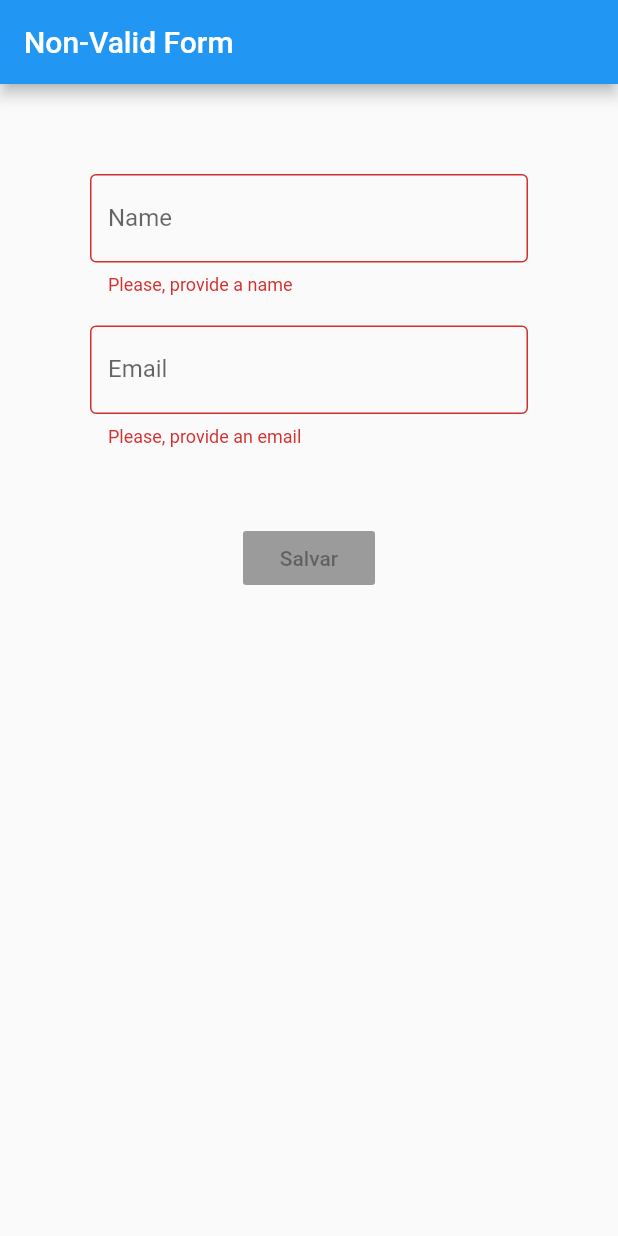
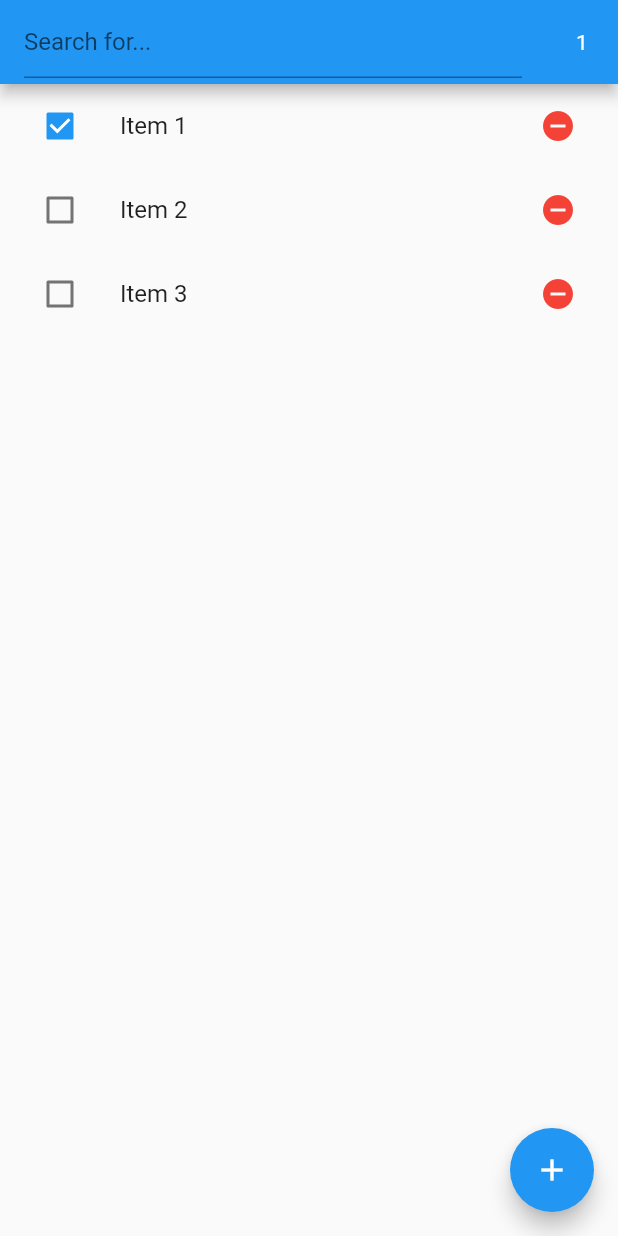
Before and after one commit to igorvidottof/flutter_mobx_playground, a Flutter app: the screen it shows after launch, on a phone screen of 412 x 824 dp. Run offline on Flutter 3.47's test engine with Material 2 defaults, Android fonts, the phone set to English and light mode, and no system bars; our stand-ins replace flutter_mobx, mobx; generated files the repository leaves out were written again.

Commit message:
mobx observable list

```diff
--- a/lib/body_widget.dart
+++ /dev/null
@@ -1,61 +0,0 @@
-import 'package:flutter/material.dart';
-import 'package:flutter_mobx/flutter_mobx.dart';
-import 'package:get_it/get_it.dart';
-
-import 'controller.dart';
-
-
-class BodyWidget extends StatelessWidget {
-  _textField({String labelText, onChanged, String Function() getError}) {
-    return TextField(
-      onChanged: onChanged,
-      decoration: InputDecoration(
-        border: OutlineInputBorder(),
-        labelText: labelText,
-        errorText: getError == null ? null : getError(),
-      ),
-    );
-  }
-
-  @override
-  Widget build(BuildContext context) {
-    final controller = GetIt.I.get<Controller>();
-    return SingleChildScrollView(
-      child: Padding(
-        padding: EdgeInsets.all(60),
-        child: Column(
-          children: <Widget>[
-            Observer(
-              builder: (_) {
-                return _textField(
-                  labelText: 'Name',
-                  onChanged: controller.client.setName,
-                  getError: controller.validateName,
-                );
-              },
-            ),
-            SizedBox(height: 20),
-            Observer(
-              builder: (_) {
-                return _textField(
-                  labelText: 'Email',
-                  onChanged: controller.client.setEmail,
-                  getError: controller.validateEmail,
-                );
-              },
-            ),
-            SizedBox(height: 50),
-            Observer(
-              builder: (_) {
-                return RaisedButton(
-                  onPressed: controller.isValid ? () {} : null,
-                  child: Text('Salvar'),
-                );
-              },
-            ),
-          ],
-        ),
-      ),
-    );
-  }
-}
--- a/lib/controller.dart
+++ /dev/null
@@ -1,38 +0,0 @@
-import 'package:mobx/mobx.dart';
-
-import './models/client.dart';
-
-part 'controller.g.dart';
-
-class Controller = _ControllerBase with _$Controller;
-
-abstract class _ControllerBase with Store {
-  var client = Client();
-
-  @computed
-  bool get isValid {
-    return validateName() == null && validateEmail() == null;
-  }
-
-  String validateName() {
-    if (client.name == null || client.name.isEmpty)
-      return 'Please, provide a name';
-    if (client.name.length < 3)
-      return 'Your name should be at least 3 characters long';
-
-    return null;
-  }
-
-  String validateEmail() {
-    if (client.email == null || client.email.isEmpty)
-      return 'Please, provide an email';
-    if (!client.email.contains('@'))
-      return 'This is not a valid email';
-
-    return null;
-  }
-
-  dispose() {
-
-  }
-}
--- /dev/null
+++ b/lib/custom_list_item.dart
@@ -0,0 +1,31 @@
+import 'package:flutter/material.dart';
+import 'package:flutter_mobx/flutter_mobx.dart';
+import 'package:flutter_mobx_playground/models/list_item_model.dart';
+
+class CustomListItem extends StatelessWidget {
+  final ListItemModel listItem;
+  // callback function to listen to where the remove button is clicked
+  final Function removeClicked;
+
+  const CustomListItem({Key key, this.listItem, this.removeClicked}) : super(key: key);
+
+  @override
+  Widget build(BuildContext context) {
+    return Observer(
+      builder: (_) {
+        return ListTile(
+          leading: Checkbox(
+            value: listItem.check,
+            onChanged: listItem.setCheck,
+          ),
+          title: Text(listItem.title),
+          trailing: IconButton(
+            color: Colors.red,
+            icon: Icon(Icons.remove_circle),
+            onPressed: removeClicked,
+          ),
+        );
+      },
+    );
+  }
+}
--- a/lib/home.dart
+++ /dev/null
@@ -1,22 +0,0 @@
-import 'package:flutter/material.dart';
-import 'package:flutter_mobx/flutter_mobx.dart';
-import 'package:flutter_mobx_playground/body_widget.dart';
-import 'package:get_it/get_it.dart';
-
-import './controller.dart';
-
-class MyHomePage extends StatelessWidget {
-  @override
-  Widget build(BuildContext context) {
-    final controller = GetIt.I.get<Controller>();
-    return Scaffold(
-      appBar: AppBar(title: Observer(
-        builder: (_) {
-          return Text(
-              controller.isValid ? 'Valid Form' : 'Non-Valid Form');
-        },
-      )),
-      body: BodyWidget(),
-    );
-  }
-}
--- /dev/null
+++ b/lib/home_controller.dart
@@ -0,0 +1,42 @@
+import 'package:flutter_mobx_playground/models/list_item_model.dart';
+import 'package:mobx/mobx.dart';
+part 'home_controller.g.dart';
+
+class HomeController = _HomeControllerBase with _$HomeController;
+
+abstract class _HomeControllerBase with Store {
+  @observable
+  ObservableList<ListItemModel> listItems = [
+    ListItemModel(title: 'Item 1', check: true),
+    ListItemModel(title: 'Item 2', check: false),
+    ListItemModel(title: 'Item 3', check: false),
+  ].asObservable();
+
+  @computed
+  int get totalChecked => listItems.where((item) => item.check).length;
+
+  @computed
+  List<ListItemModel> get filteredList {
+    if (filter.isEmpty) return listItems;
+    return listItems
+        .where(
+            (item) => item.title.toLowerCase().contains(filter.toLowerCase()))
+        .toList();
+  }
+
+  @observable
+  String filter = '';
+
+  @action
+  setFilter(String value) => filter = value;
+
+  @action
+  void addItem(ListItemModel item) {
+    listItems.add(item);
+  }
+
+  @action
+  void removeItem(ListItemModel item) {
+    listItems.removeWhere((listItem) => listItem.title == item.title);
+  }
+}
--- /dev/null
+++ b/lib/home_screen.dart
@@ -0,0 +1,91 @@
+import 'package:flutter/material.dart';
+import 'package:flutter_mobx/flutter_mobx.dart';
+import 'package:flutter_mobx_playground/custom_list_item.dart';
+import 'package:flutter_mobx_playground/home_controller.dart';
+import 'package:flutter_mobx_playground/models/list_item_model.dart';
+
+class MyHomePage extends StatefulWidget {
+  @override
+  _MyHomePageState createState() => _MyHomePageState();
+}
+
+class _MyHomePageState extends State<MyHomePage> {
+  final controller = HomeController();
+
+  void _showAddDialog() {
+    var listItem = ListItemModel();
+    showDialog(
+      context: context,
+      builder: (_) {
+        return AlertDialog(
+          title: Text('Add Item'),
+          content: TextField(
+            onChanged: listItem.setTitle,
+            decoration: InputDecoration(
+              border: OutlineInputBorder(),
+              labelText: 'New Item',
+            ),
+          ),
+          actions: <Widget>[
+            FlatButton(
+              onPressed: () {
+                controller.addItem(listItem);
+                Navigator.pop(context);
+              },
+              child: Text('Save'),
+            ),
+            FlatButton(
+              onPressed: () {
+                Navigator.pop(context);
+              },
+              child: Text('Cancel'),
+            ),
+          ],
+        );
+      },
+    );
+  }
+
+  @override
+  Widget build(BuildContext context) {
+    return Scaffold(
+      appBar: AppBar(
+        title: TextField(
+          onChanged: controller.setFilter,
+          cursorColor: Colors.white,
+          decoration: InputDecoration(hintText: 'Search for...'),
+        ),
+        actions: <Widget>[
+          IconButton(
+            icon: Observer(
+              builder: (_) {
+                return Text('${controller.totalChecked}');
+              },
+            ),
+            onPressed: null,
+          ),
+        ],
+      ),
+      body: Observer(
+        builder: (_) {
+          return ListView.builder(
+            itemCount: controller.filteredList.length,
+            itemBuilder: (_, i) {
+              var listItem = controller.filteredList[i];
+              return CustomListItem(
+                listItem: listItem,
+                removeClicked: () {
+                  controller.removeItem(listItem);
+                },
+              );
+            },
+          );
+        },
+      ),
+      floatingActionButton: FloatingActionButton(
+        child: Icon(Icons.add),
+        onPressed: _showAddDialog,
+      ),
+    );
+  }
+}
--- a/lib/models/client.dart
+++ /dev/null
@@ -1,18 +0,0 @@
-import 'package:mobx/mobx.dart';
-part 'client.g.dart';
-
-class Client = _ClientBase with _$Client;
-
-abstract class _ClientBase with Store {
-  @observable
-  String name;
-  @observable
-  String email;
-  @observable
-  String cpf;
-
-  @action
-  void setName(String value) => name = value;
-  @action
-  void setEmail(String value) => email = value;
-}
```
Also changed, not shown: lib/main.dart (+1 -6 lines), lib/models/list_item_model.dart (added, +21 -0 lines), lib/controller.g.dart (deleted), lib/home_controller.g.dart (added), lib/models/client.g.dart (deleted), lib/models/list_item_model.g.dart (added).
